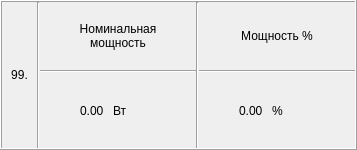
Above: resistorviewframe.ui from evilpeopletyranny/BallastStand before the change. Below: the same form after it.
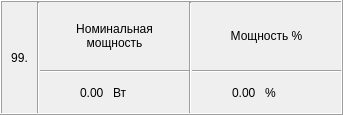
That is the form after the change.

Patch:
```diff
--- a/resistorviewframe.ui
+++ b/resistorviewframe.ui
@@ -6,12 +6,12 @@
    <rect>
     <x>0</x>
     <y>0</y>
-    <width>357</width>
-    <height>150</height>
+    <width>343</width>
+    <height>115</height>
    </rect>
   </property>
   <property name="sizePolicy">
-   <sizepolicy hsizetype="Maximum" vsizetype="Maximum">
+   <sizepolicy hsizetype="Maximum" vsizetype="Fixed">
     <horstretch>0</horstretch>
     <verstretch>0</verstretch>
    </sizepolicy>
@@ -19,13 +19,13 @@
   <property name="minimumSize">
    <size>
     <width>0</width>
-    <height>150</height>
+    <height>110</height>
    </size>
   </property>
   <property name="maximumSize">
    <size>
     <width>16777215</width>
-    <height>150</height>
+    <height>115</height>
    </size>
   </property>
   <property name="windowTitle">
@@ -42,7 +42,7 @@
     <number>0</number>
    </property>
    <property name="sizeConstraint">
-    <enum>QLayout::SetMaximumSize</enum>
+    <enum>QLayout::SetDefaultConstraint</enum>
    </property>
    <property name="leftMargin">
     <number>0</number>
```
